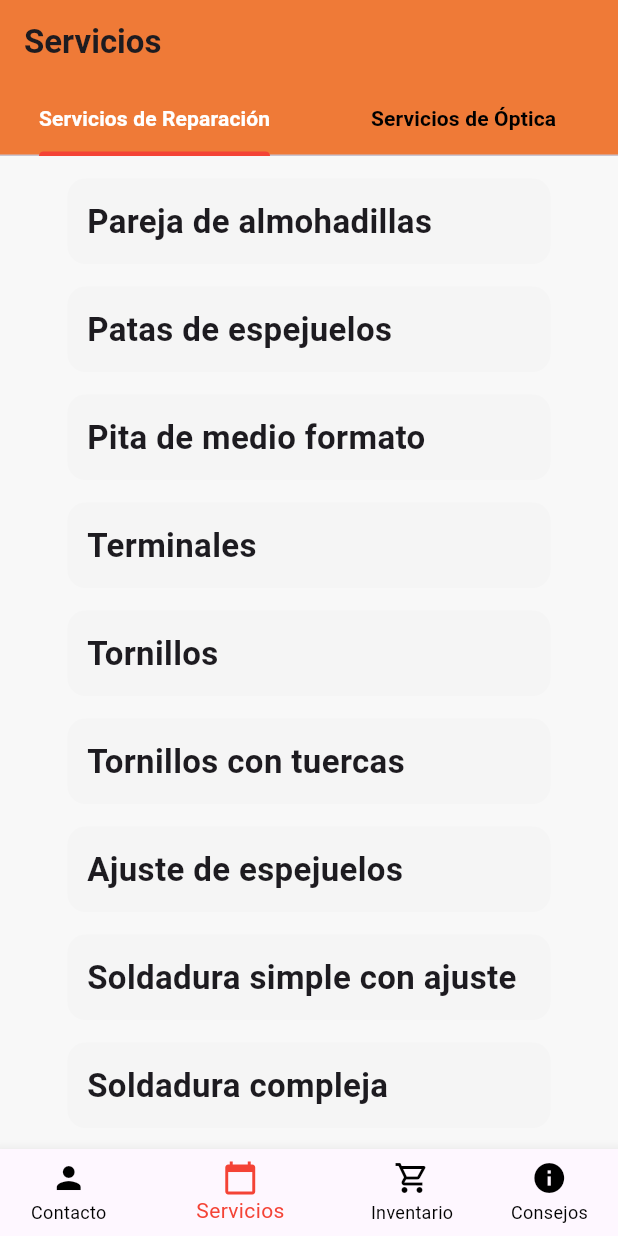
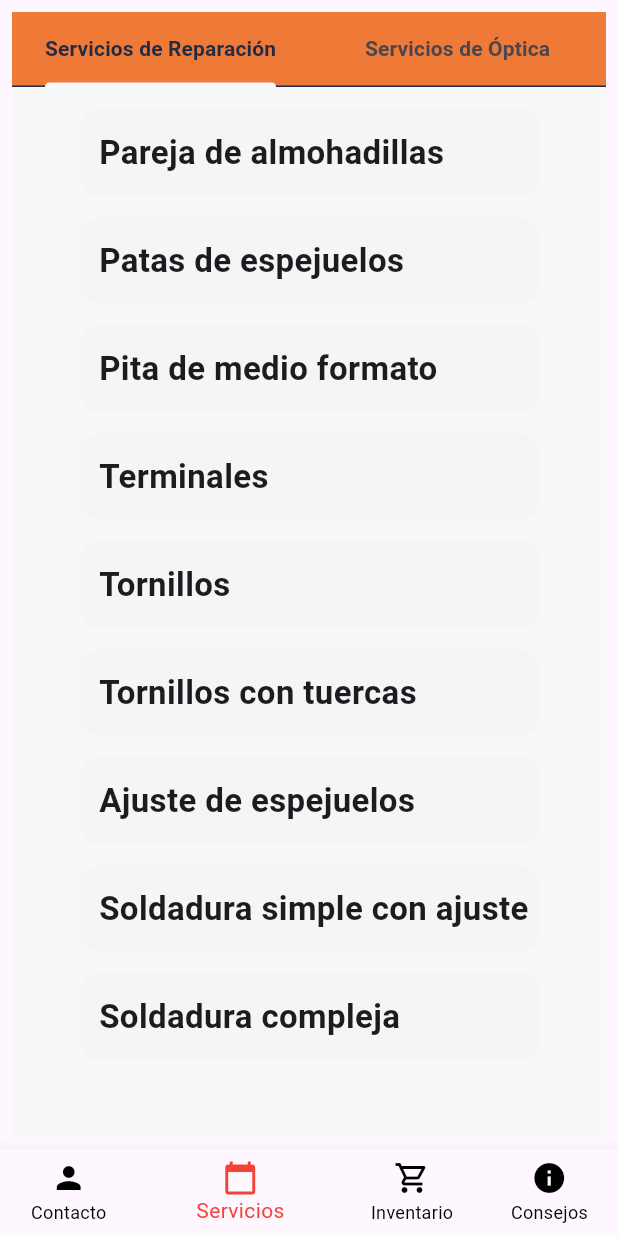
Before and after one commit to Forbidden9/glasses_app, a Flutter app: the screen it shows after launch, item 2 of the bottom bar chosen, on a phone screen of 412 x 824 dp. Run offline on Flutter 3.47's test engine with Material 2 defaults, Android fonts, the phone set to English and light mode, and no system bars; drawn by our look-alikes of flutter_animate.

Commit message:
[Services] - Fixed services page.

```diff
--- a/lib/pages/fee/services.dart
+++ b/lib/pages/fee/services.dart
@@ -11,13 +11,18 @@ class Services extends StatelessWidget {
     return DefaultTabController(
       length: 2,
       child: Scaffold(
-        appBar: AppBar(
-          title: const Text("Servicios", style: TextStyle(fontWeight: FontWeight.bold),),
-          backgroundColor: aBackgroundColor,
-          bottom: const TabBar(
-            labelColor: Colors.white,
-            unselectedLabelColor: Colors.black,
-            indicatorColor: Colors.red,
+        body: Padding(
+          padding: const EdgeInsets.all(8.0),
+          child: Column(
+            crossAxisAlignment: CrossAxisAlignment.start,
+            children: [
+              Container(
+                height: 50,
+                color: aBackgroundColor,
+                child: const TabBar(
+                  indicatorColor: sBackgroundColor,
+                  labelColor: cTextColor,
+                  dividerColor: cTextColor,
                   tabs: [
                     Tab(
                       child: Text("Servicios de Reparación", style: TextStyle(fontWeight: FontWeight.bold)),
@@ -28,13 +33,16 @@ class Services extends StatelessWidget {
                   ]
                 ),
               ),
-        body: const TabBarView(
-          children: [
+              const Expanded(
+                child: TabBarView(children: [
                   FeeRepair(),
                   OpticaFee()
-          ]
+                ]),
               )
+            ],
           ),
+        ),
+      )
     );
   }
 }
```
Lines whose indentation alone changed are shown as unchanged.
